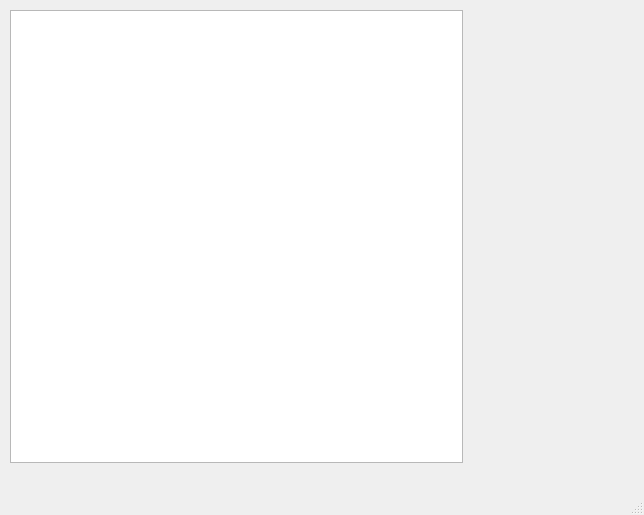
This is main.ui in KinosyanAlexander/Yandex-Cards-Proekt as Qt 5 draws it before an edit. The edited form follows.
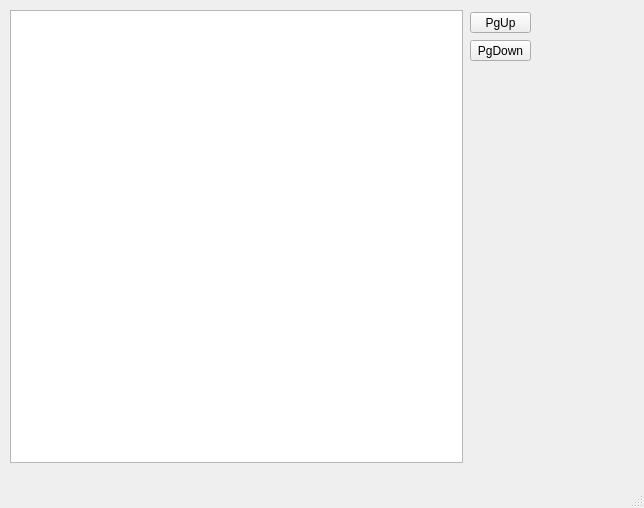
This is the edited form.

Commit message: task-2 completed

Patch:
```diff
--- a/main.ui
+++ b/main.ui
@@ -7,7 +7,7 @@
     <x>0</x>
     <y>0</y>
     <width>644</width>
-    <height>515</height>
+    <height>508</height>
    </rect>
   </property>
   <property name="windowTitle">
@@ -24,6 +24,32 @@
      </rect>
     </property>
    </widget>
+   <widget class="QPushButton" name="pgup">
+    <property name="geometry">
+     <rect>
+      <x>470</x>
+      <y>12</y>
+      <width>61</width>
+      <height>21</height>
+     </rect>
+    </property>
+    <property name="text">
+     <string>PgUp</string>
+    </property>
+   </widget>
+   <widget class="QPushButton" name="pgdown">
+    <property name="geometry">
+     <rect>
+      <x>470</x>
+      <y>40</y>
+      <width>61</width>
+      <height>21</height>
+     </rect>
+    </property>
+    <property name="text">
+     <string>PgDown</string>
+    </property>
+   </widget>
   </widget>
   <widget class="QMenuBar" name="menubar">
    <property name="geometry">
```
The commit also changes 2 other files.
